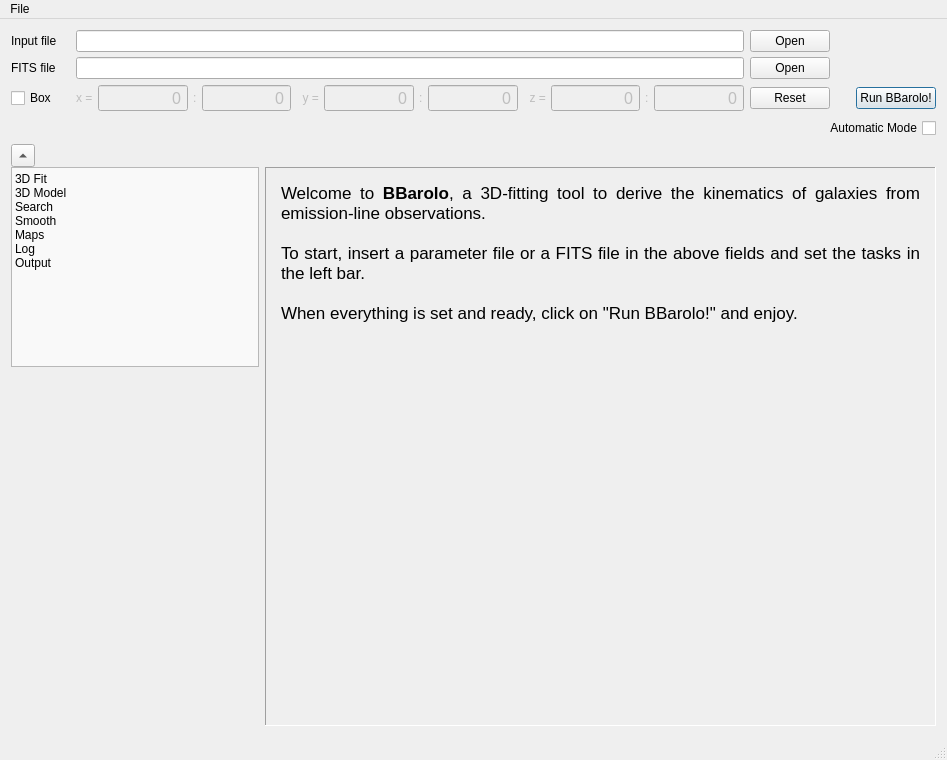
This is src/GUI/bbarolowindow.ui in editeodoro/Bbarolo as Qt 5 draws it before an edit. The edited form follows.
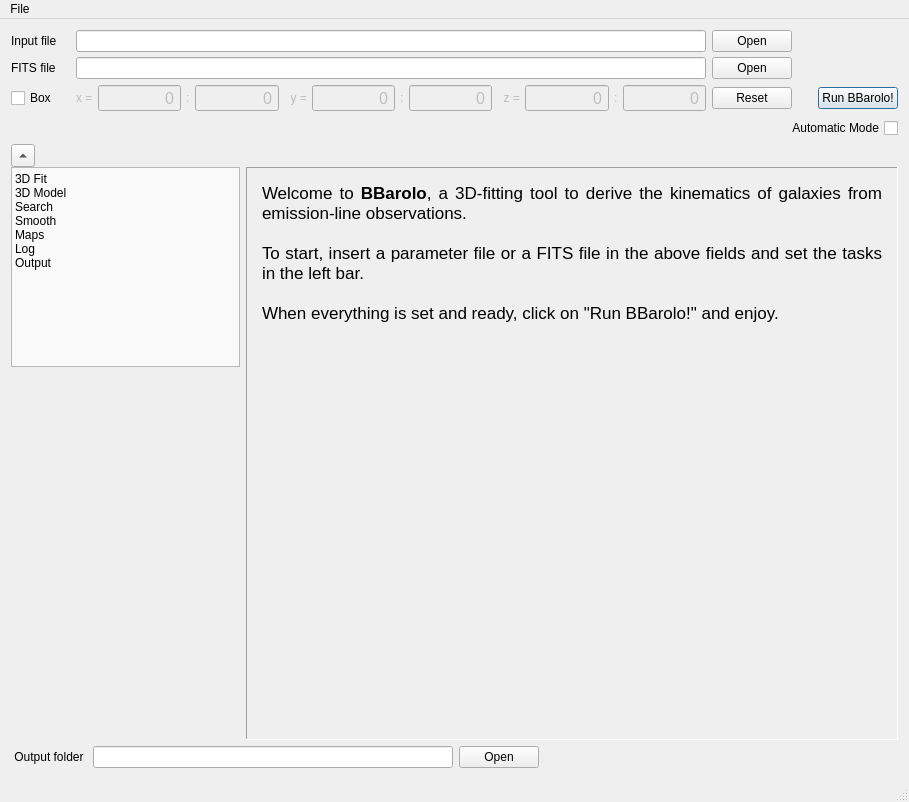
This is the edited form. Custom widgets are drawn as their Qt base class.

```diff
--- a/src/GUI/bbarolowindow.ui
+++ b/src/GUI/bbarolowindow.ui
@@ -9,8 +9,8 @@
    <rect>
     <x>0</x>
     <y>0</y>
-    <width>947</width>
-    <height>760</height>
+    <width>909</width>
+    <height>802</height>
    </rect>
   </property>
   <property name="windowTitle">
@@ -21,7 +21,7 @@
   </property>
   <widget class="QWidget" name="centralWidget">
    <layout class="QGridLayout" name="gridLayout">
-    <item row="1" column="0">
+    <item row="1" column="1">
      <widget class="QCheckBox" name="AutocheckBox">
       <property name="layoutDirection">
        <enum>Qt::RightToLeft</enum>
@@ -31,7 +31,7 @@
       </property>
      </widget>
     </item>
-    <item row="2" column="0">
+    <item row="2" column="1">
      <layout class="QGridLayout" name="MaingridLayout">
       <property name="horizontalSpacing">
        <number>6</number>
@@ -107,12 +107,12 @@
              <string>&lt;!DOCTYPE HTML PUBLIC &quot;-//W3C//DTD HTML 4.0//EN&quot; &quot;http://www.w3.org/TR/REC-html40/strict.dtd&quot;&gt;
 &lt;html&gt;&lt;head&gt;&lt;meta name=&quot;qrichtext&quot; content=&quot;1&quot; /&gt;&lt;style type=&quot;text/css&quot;&gt;
 p, li { white-space: pre-wrap; }
-&lt;/style&gt;&lt;/head&gt;&lt;body style=&quot; font-family:'.Helvetica Neue DeskInterface'; font-size:13pt; font-weight:400; font-style:normal;&quot;&gt;
-&lt;p align=&quot;justify&quot; style=&quot; margin-top:0px; margin-bottom:0px; margin-left:0px; margin-right:0px; -qt-block-indent:0; text-indent:0px;&quot;&gt;Welcome to &lt;span style=&quot; font-weight:600;&quot;&gt;BBarolo&lt;/span&gt;, a 3D-fitting tool to derive the kinematics of galaxies from emission-line observations. &lt;/p&gt;
-&lt;p align=&quot;justify&quot; style=&quot;-qt-paragraph-type:empty; margin-top:0px; margin-bottom:0px; margin-left:0px; margin-right:0px; -qt-block-indent:0; text-indent:0px;&quot;&gt;&lt;br /&gt;&lt;/p&gt;
-&lt;p align=&quot;justify&quot; style=&quot; margin-top:0px; margin-bottom:0px; margin-left:0px; margin-right:0px; -qt-block-indent:0; text-indent:0px;&quot;&gt;To start, insert a parameter file or a FITS file in the above fields and set the tasks in the left bar.&lt;/p&gt;
-&lt;p align=&quot;justify&quot; style=&quot;-qt-paragraph-type:empty; margin-top:0px; margin-bottom:0px; margin-left:0px; margin-right:0px; -qt-block-indent:0; text-indent:0px;&quot;&gt;&lt;br /&gt;&lt;/p&gt;
-&lt;p align=&quot;justify&quot; style=&quot; margin-top:0px; margin-bottom:0px; margin-left:0px; margin-right:0px; -qt-block-indent:0; text-indent:0px;&quot;&gt;When everything is set and ready, click on &amp;quot;Run BBarolo!&amp;quot; and enjoy. &lt;/p&gt;&lt;/body&gt;&lt;/html&gt;</string>
+&lt;/style&gt;&lt;/head&gt;&lt;body style=&quot; font-family:'Lucida Grande'; font-size:13pt; font-weight:400; font-style:normal;&quot;&gt;
+&lt;p align=&quot;justify&quot; style=&quot; margin-top:0px; margin-bottom:0px; margin-left:0px; margin-right:0px; -qt-block-indent:0; text-indent:0px;&quot;&gt;&lt;span style=&quot; font-family:'.Helvetica Neue DeskInterface';&quot;&gt;Welcome to &lt;/span&gt;&lt;span style=&quot; font-family:'.Helvetica Neue DeskInterface'; font-weight:600;&quot;&gt;BBarolo&lt;/span&gt;&lt;span style=&quot; font-family:'.Helvetica Neue DeskInterface';&quot;&gt;, a 3D-fitting tool to derive the kinematics of galaxies from emission-line observations. &lt;/span&gt;&lt;/p&gt;
+&lt;p align=&quot;justify&quot; style=&quot;-qt-paragraph-type:empty; margin-top:0px; margin-bottom:0px; margin-left:0px; margin-right:0px; -qt-block-indent:0; text-indent:0px; font-family:'.Helvetica Neue DeskInterface';&quot;&gt;&lt;br /&gt;&lt;/p&gt;
+&lt;p align=&quot;justify&quot; style=&quot; margin-top:0px; margin-bottom:0px; margin-left:0px; margin-right:0px; -qt-block-indent:0; text-indent:0px;&quot;&gt;&lt;span style=&quot; font-family:'.Helvetica Neue DeskInterface';&quot;&gt;To start, insert a parameter file or a FITS file in the above fields and set the tasks in the left bar.&lt;/span&gt;&lt;/p&gt;
+&lt;p align=&quot;justify&quot; style=&quot;-qt-paragraph-type:empty; margin-top:0px; margin-bottom:0px; margin-left:0px; margin-right:0px; -qt-block-indent:0; text-indent:0px; font-family:'.Helvetica Neue DeskInterface';&quot;&gt;&lt;br /&gt;&lt;/p&gt;
+&lt;p align=&quot;justify&quot; style=&quot; margin-top:0px; margin-bottom:0px; margin-left:0px; margin-right:0px; -qt-block-indent:0; text-indent:0px;&quot;&gt;&lt;span style=&quot; font-family:'.Helvetica Neue DeskInterface';&quot;&gt;When everything is set and ready, click on &amp;quot;Run BBarolo!&amp;quot; and enjoy. &lt;/span&gt;&lt;/p&gt;&lt;/body&gt;&lt;/html&gt;</string>
             </property>
            </widget>
           </item>
@@ -3463,7 +3463,7 @@
       </item>
      </layout>
     </item>
-    <item row="0" column="0">
+    <item row="0" column="1">
      <layout class="QGridLayout" name="gridLayout_4">
       <property name="sizeConstraint">
        <enum>QLayout::SetFixedSize</enum>
@@ -3801,6 +3801,47 @@
       </item>
      </layout>
     </item>
+    <item row="3" column="1">
+     <layout class="QHBoxLayout" name="horizontalLayout_4">
+      <item>
+       <widget class="QLabel" name="Outfolderlabel">
+        <property name="text">
+         <string> Output folder </string>
+        </property>
+       </widget>
+      </item>
+      <item>
+       <widget class="QLineEdit" name="OutfolderlineEdit">
+        <property name="text">
+         <string/>
+        </property>
+        <property name="alignment">
+         <set>Qt::AlignRight|Qt::AlignTrailing|Qt::AlignVCenter</set>
+        </property>
+       </widget>
+      </item>
+      <item>
+       <widget class="QPushButton" name="OutfolderpushButton">
+        <property name="text">
+         <string>Open</string>
+        </property>
+       </widget>
+      </item>
+      <item>
+       <spacer name="horizontalSpacer_2">
+        <property name="orientation">
+         <enum>Qt::Horizontal</enum>
+        </property>
+        <property name="sizeHint" stdset="0">
+         <size>
+          <width>40</width>
+          <height>20</height>
+         </size>
+        </property>
+       </spacer>
+      </item>
+     </layout>
+    </item>
    </layout>
   </widget>
   <widget class="QStatusBar" name="statusBar">
@@ -3818,7 +3859,7 @@
     <rect>
      <x>0</x>
      <y>0</y>
-     <width>947</width>
+     <width>909</width>
      <height>22</height>
     </rect>
    </property>
```
